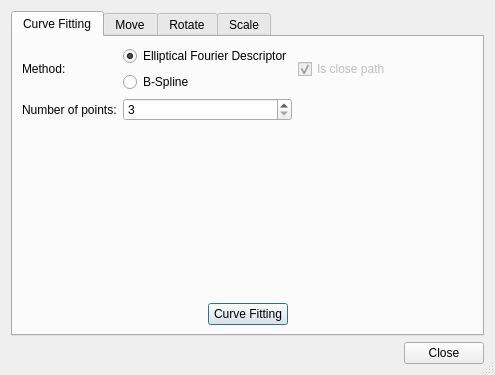
This is pyslvs_ui/synthesis/dimensional_synthesis/dialogs/edit_path.ui in KmolYuan/Pyslvs-UI as Qt 5 draws it before an edit. The edited form follows.
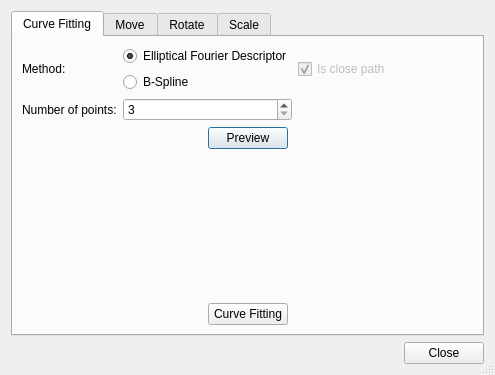
This is the edited form. Icons and pictures are not drawn.

Commit message: Add preview function for curve fitting.

The edit to the form file:
```diff
--- a/pyslvs_ui/synthesis/dimensional_synthesis/dialogs/edit_path.ui
+++ b/pyslvs_ui/synthesis/dimensional_synthesis/dialogs/edit_path.ui
@@ -120,6 +120,43 @@
          </item>
         </layout>
        </item>
+       <item>
+        <layout class="QHBoxLayout" name="horizontalLayout_6">
+         <item>
+          <spacer name="horizontalSpacer_18">
+           <property name="orientation">
+            <enum>Qt::Horizontal</enum>
+           </property>
+           <property name="sizeHint" stdset="0">
+            <size>
+             <width>40</width>
+             <height>20</height>
+            </size>
+           </property>
+          </spacer>
+         </item>
+         <item>
+          <widget class="QPushButton" name="fitting_preview_button">
+           <property name="text">
+            <string>Preview</string>
+           </property>
+          </widget>
+         </item>
+         <item>
+          <spacer name="horizontalSpacer_19">
+           <property name="orientation">
+            <enum>Qt::Horizontal</enum>
+           </property>
+           <property name="sizeHint" stdset="0">
+            <size>
+             <width>40</width>
+             <height>20</height>
+            </size>
+           </property>
+          </spacer>
+         </item>
+        </layout>
+       </item>
        <item>
         <spacer name="verticalSpacer_3">
          <property name="orientation">
```
Left out of the diff: 16 changed lines with no effect on the pictures. The commit also changes 2 other files.
